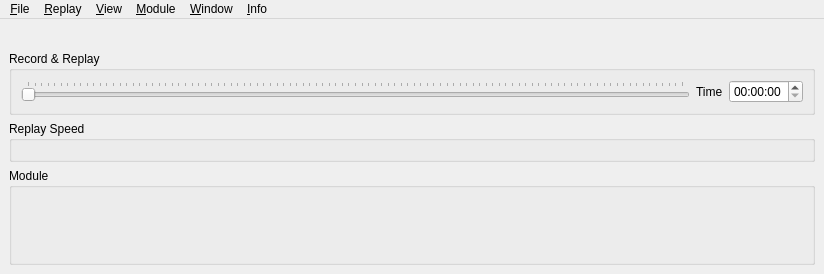
Qt form src/UserInterface/src/MainWindow.ui (till213/SkyDolly) before a commit.
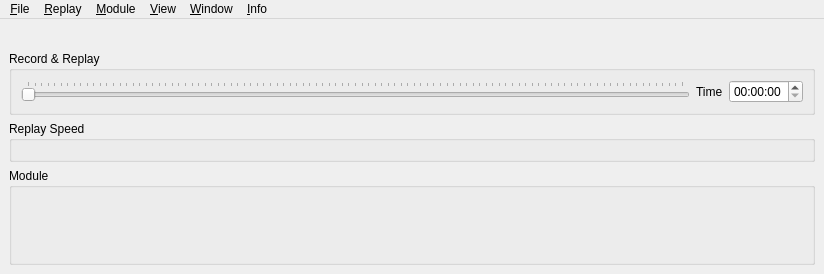
The same form after that commit. Icons and pictures are not drawn.

What changed in the file:
```diff
--- a/src/UserInterface/src/MainWindow.ui
+++ b/src/UserInterface/src/MainWindow.ui
@@ -179,7 +179,7 @@
      <x>0</x>
      <y>0</y>
      <width>824</width>
-     <height>22</height>
+     <height>21</height>
     </rect>
    </property>
    <widget class="QMenu" name="fileMenu">
@@ -269,8 +269,8 @@
    </widget>
    <addaction name="fileMenu"/>
    <addaction name="replayMenu"/>
-   <addaction name="menu_View"/>
    <addaction name="moduleMenu"/>
+   <addaction name="menu_View"/>
    <addaction name="viewMenu"/>
    <addaction name="infoMenu"/>
   </widget>
```
Left out of the diff: 1 changed line with no effect on the pictures.
